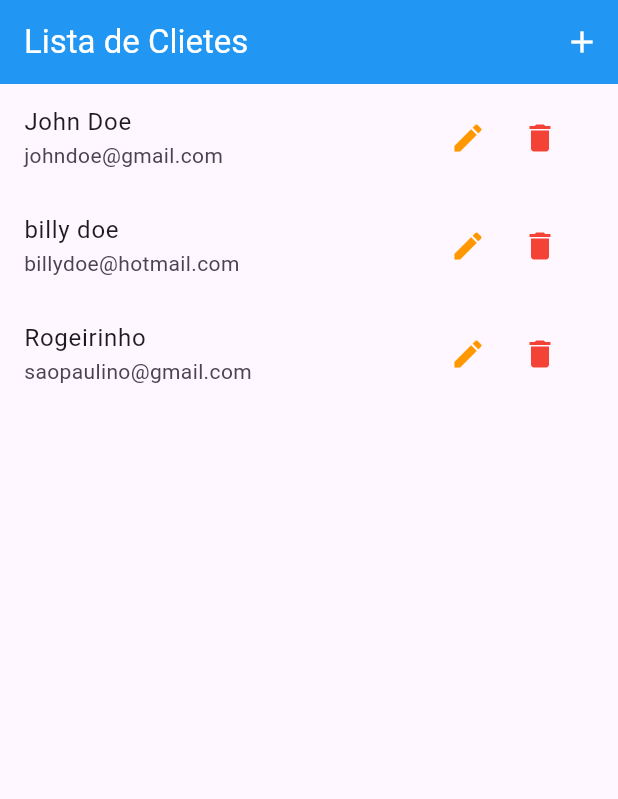
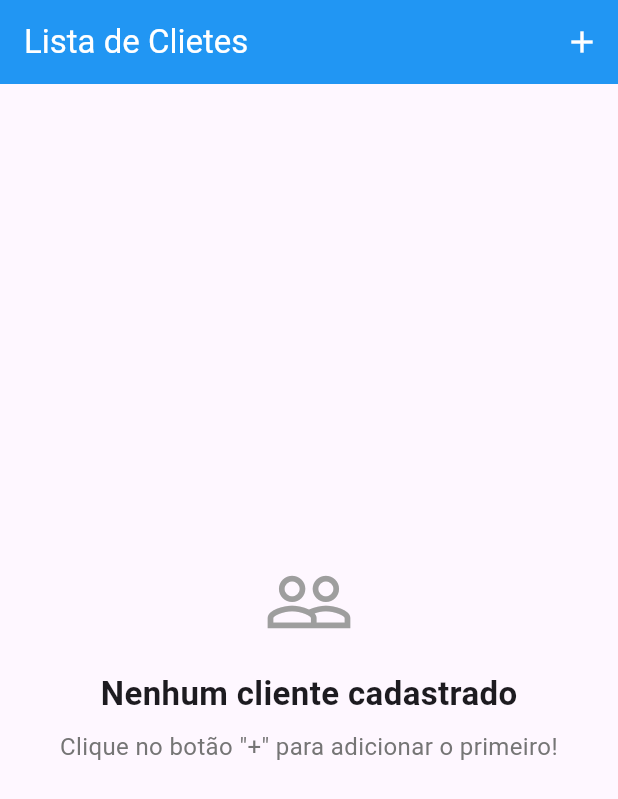
Before and after one commit to oAnthonyG/cadastro_flutter_crud, a Flutter app: the screen it shows after launch, on a phone screen of 412 x 824 dp. Shown: the top 799 px of the screen. Run offline on Flutter 3.47's test engine with Material 3 defaults, Android fonts, the phone set to English and light mode, and no system bars.

Commit message:
remove dummy users

```diff
--- a/lib/data/dummy_users.dart
+++ b/lib/data/dummy_users.dart
@@ -1,25 +1,3 @@
-import 'package:cadastro_crud/models/user.dart';
+final dummyUsers = {
 
-final dummyUsers = {
-  '1': User(
-    id: '1',
-    name: 'John Doe',
-    email: 'johndoe@gmail.com',
-    telefone: '123456789',
-    cidade: 'Gramado - RS',
-  ),
-  '2': User(
-    id: '2',
-    name: 'billy doe',
-    email: 'billydoe@hotmail.com',
-    telefone: '123456789',
-    cidade: 'Barão de Grajaú - MA',
-  ),
-  '3': User(
-    id: '3',
-    name: 'Rogeirinho',
-    email: 'saopaulino@gmail.com',
-    telefone: '123456789',
-    cidade: 'Taubaté - SP',
-  ),
 };
--- a/lib/provider/users.dart
+++ b/lib/provider/users.dart
@@ -1,11 +1,10 @@
 import 'dart:math';
 
-import 'package:cadastro_crud/data/dummy_users.dart';
 import 'package:cadastro_crud/models/user.dart';
 import 'package:flutter/material.dart';
 
 class UsersProvider with ChangeNotifier {
-  final Map<String, User> _items = {...dummyUsers};
+  final Map<String, User> _items = {};
 
   List<User> get all {
     return [..._items.values];
```
